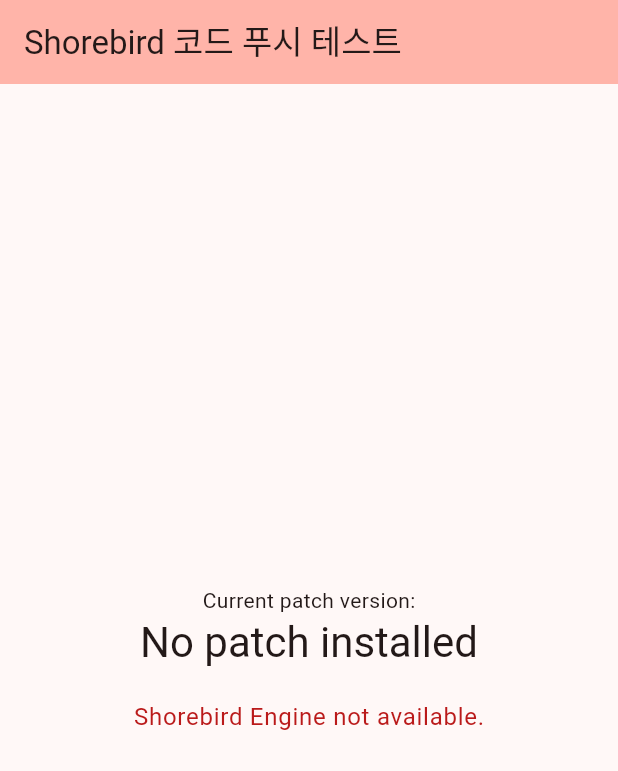
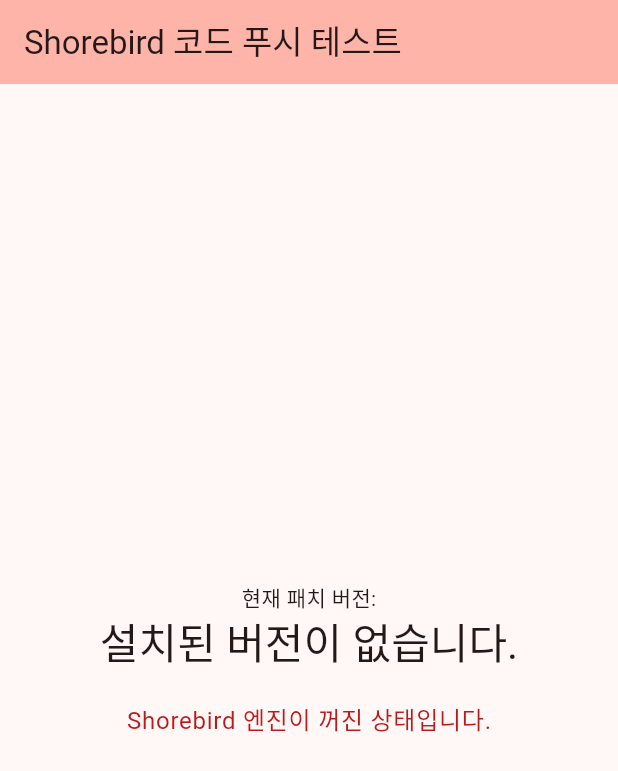
Before and after one commit to hyunjung2e/shorebird_code_push, a Flutter app: the screen it shows after launch, on a phone screen of 412 x 824 dp. Shown: the top 771 px of the screen. Run offline on Flutter 3.47's test engine with Material 3 defaults, Android fonts, the phone set to English and light mode, and no system bars; missing offline and left inert: fimber, restart_app, shorebird_code_push.

Commit message:
patch 2 완료

```diff
--- a/lib/main.dart
+++ b/lib/main.dart
@@ -5,7 +5,10 @@ import 'package:shorebird_code_push/shorebird_code_push.dart';
 
 final _shorebirdCodePush = ShorebirdCodePush();
 
-void main() => runApp(const MyApp());
+Future<void> main() async {
+  Fimber.plantTree(DebugTree());
+  runApp(const MyApp());
+}
 
 class MyApp extends StatelessWidget {
   const MyApp({super.key});
@@ -14,10 +17,7 @@ class MyApp extends StatelessWidget {
   Widget build(BuildContext context) {
     return MaterialApp(
       title: 'Shorebird',
-      theme: ThemeData(
-        colorScheme: ColorScheme.fromSeed(seedColor: Colors.red),
-        useMaterial3: true,
-      ),
+      theme: ThemeData(colorScheme: ColorScheme.fromSeed(seedColor: Colors.red), useMaterial3: true),
       home: const MyHomePage(title: 'Shorebird 코드 푸시 테스트'),
     );
   }
@@ -40,52 +40,31 @@ class _MyHomePageState extends State<MyHomePage> {
   @override
   void initState() {
     super.initState();
-    // Request the current patch number.
     _shorebirdCodePush.currentPatchNumber().then((currentPatchVersion) {
       if (!mounted) return;
-      setState(() {
-        _currentPatchVersion = currentPatchVersion;
-      });
+      setState(() => _currentPatchVersion = currentPatchVersion);
     });
   }
 
   Future<void> _checkForUpdate() async {
-    setState(() {
-      _isCheckingForUpdate = true;
-    });
-
-    // Ask the Shorebird servers if there is a new patch available.
+    setState(() => _isCheckingForUpdate = true);
     final isUpdateAvailable = await _shorebirdCodePush.isNewPatchAvailableForDownload();
-
     if (!mounted) return;
-
-    setState(() {
-      _isCheckingForUpdate = false;
-    });
+    setState(() => _isCheckingForUpdate = false);
 
     if (isUpdateAvailable) {
       _showUpdateAvailableBanner();
     } else {
-      ScaffoldMessenger.of(context).showSnackBar(
-        const SnackBar(
-          content: Text('No update available'),
-        ),
-      );
+      ScaffoldMessenger.of(context).showSnackBar(const SnackBar(content: Text('최신 버전입니다.')));
     }
   }
 
   void _showDownloadingBanner() {
     ScaffoldMessenger.of(context).showMaterialBanner(
       const MaterialBanner(
-        content: Text('Downloading...'),
+        content: Text('다운로드 중..'),
         actions: [
-          SizedBox(
-            height: 14,
-            width: 14,
-            child: CircularProgressIndicator(
-              strokeWidth: 2,
-            ),
-          ),
+          SizedBox(height: 14, width: 14, child: CircularProgressIndicator(strokeWidth: 2)),
         ],
       ),
     );
@@ -94,17 +73,16 @@ class _MyHomePageState extends State<MyHomePage> {
   void _showUpdateAvailableBanner() {
     ScaffoldMessenger.of(context).showMaterialBanner(
       MaterialBanner(
-        content: const Text('Update available'),
+        content: const Text('업데이트가 필요합니다.'),
         actions: [
           TextButton(
             onPressed: () async {
               ScaffoldMessenger.of(context).hideCurrentMaterialBanner();
               await _downloadUpdate();
-
               if (!mounted) return;
               ScaffoldMessenger.of(context).hideCurrentMaterialBanner();
             },
-            child: const Text('Download'),
+            child: const Text('다운로드'),
           ),
         ],
       ),
@@ -114,12 +92,12 @@ class _MyHomePageState extends State<MyHomePage> {
   void _showRestartBanner() {
     ScaffoldMessenger.of(context).showMaterialBanner(
       const MaterialBanner(
-        content: Text('A new patch is ready!'),
+        content: Text('패치가 완료되었습니다.'),
         actions: [
           TextButton(
             // Restart the app for the new patch to take effect.
             onPressed: Restart.restartApp,
-            child: Text('Restart app'),
+            child: Text('앱 재시작'),
           ),
         ],
       ),
@@ -143,12 +121,12 @@ class _MyHomePageState extends State<MyHomePage> {
 
   @override
   Widget build(BuildContext context) {
-    Fimber.d('_isShorebirdAvailable 여부는? $_isShorebirdAvailable');
-    Fimber.d('_currentPatchVersion 정보는? $_currentPatchVersion');
-    Fimber.d('_isCheckingForUpdate 여부는? $_isCheckingForUpdate');
+    Fimber.d('_isShorebirdAvailable 여부는? $_isShorebirdAvailable'); // false
+    Fimber.d('_currentPatchVersion 정보는? $_currentPatchVersion'); // null
+    Fimber.d('_isCheckingForUpdate 여부는? $_isCheckingForUpdate'); // 업데이트 여부 체크중
 
     final theme = Theme.of(context);
-    final heading = _currentPatchVersion != null ? '$_currentPatchVersion' : 'No patch installed';
+    final heading = _currentPatchVersion != null ? '$_currentPatchVersion' : '설치된 버전이 없습니다.';
     return Scaffold(
       appBar: AppBar(
         backgroundColor: theme.colorScheme.inversePrimary,
@@ -158,23 +136,14 @@ class _MyHomePageState extends State<MyHomePage> {
         child: Column(
           mainAxisAlignment: MainAxisAlignment.center,
           children: [
-            const Text('Current patch version:'),
-            Text(
-              heading,
-              style: theme.textTheme.headlineMedium,
-            ),
+            const Text('현재 패치 버전:'),
+            Text(heading, style: theme.textTheme.headlineMedium),
             const SizedBox(height: 20),
-            if (!_isShorebirdAvailable)
-              Text(
-                'Shorebird Engine not available.',
-                style: theme.textTheme.bodyLarge?.copyWith(
-                  color: theme.colorScheme.error,
-                ),
-              ),
+            if (!_isShorebirdAvailable) Text('Shorebird 엔진이 꺼진 상태입니다.', style: theme.textTheme.bodyLarge?.copyWith(color: theme.colorScheme.error)),
             if (_isShorebirdAvailable)
               ElevatedButton(
                 onPressed: _isCheckingForUpdate ? null : _checkForUpdate,
-                child: _isCheckingForUpdate ? const _LoadingIndicator() : const Text('Check for update'),
+                child: _isCheckingForUpdate ? const _LoadingIndicator() : const Text('업데이트 확인하기'),
               ),
           ],
         ),
@@ -188,10 +157,6 @@ class _LoadingIndicator extends StatelessWidget {
 
   @override
   Widget build(BuildContext context) {
-    return const SizedBox(
-      height: 14,
-      width: 14,
-      child: CircularProgressIndicator(strokeWidth: 2),
-    );
+    return const SizedBox(height: 14, width: 14, child: CircularProgressIndicator(strokeWidth: 2));
   }
 }
--- a/shorebird.yaml
+++ b/shorebird.yaml
@@ -5,7 +5,7 @@
 # This is the unique identifier assigned to your app.
 # Your app_id is not a secret and is just used to identify your app
 # when requesting patches from Shorebird's servers.
-app_id: d60a8be4-88b6-4a01-88e2-a1fe24f4d774
+app_id: 89a2d37b-2d58-4dd8-a34b-fb4fe91644d9
 
 # auto_update controls if Shorebird should automatically update in the background on launch.
 # If auto_update: false, you will need to use package:shorebird_code_push to trigger updates.
```
